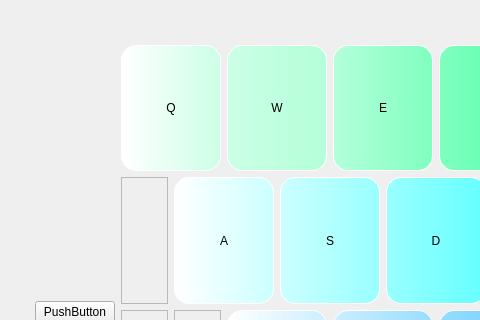
Old version of the form src/mainwindow.ui in the repository goldengun1/Music_Board; both pictures show x 0 to 480 and y 0 to 320 of the 800 by 600 pixel window.
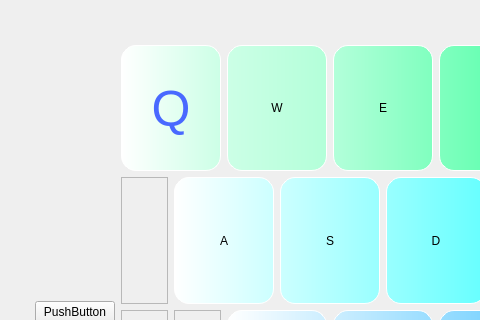
New version of the form.

Diff of the .ui file:
```diff
--- a/src/mainwindow.ui
+++ b/src/mainwindow.ui
@@ -232,10 +232,32 @@
           <bool>false</bool>
          </property>
          <property name="styleSheet">
-          <string notr="true">background-color: qlineargradient(spread:pad, x1:0, y1:0, x2:1, y2:0, stop:0 #ffffff , stop:1 #ccffe6 );
+          <string notr="true">QPushButton{
+background-color: qlineargradient(spread:pad, x1:0, y1:0, x2:1, y2:0, stop:0 #ffffff , stop:1 #ccffe6 );
 border:1px solid white ;
-border-radius:15px
-</string>
+font: 50px;
+border-radius:15px;
+font: 900 50pt &quot;Segoe UI Black&quot;;
+color: #4969ff;
+}
+
+QPushButton::hover{
+border-color: #4969ff;
+border-width: 3px;
+}
+
+
+QPushButton::pressed
+{
+    background-color: #4969ff;
+    color: #ffffff;
+    border-style: solid;
+    border-width: 3px;
+
+    border-color: #051a39;
+
+
+}</string>
          </property>
          <property name="text">
           <string>Q</string>
```
Left out of the diff: 2 changed lines with no effect on the pictures.
